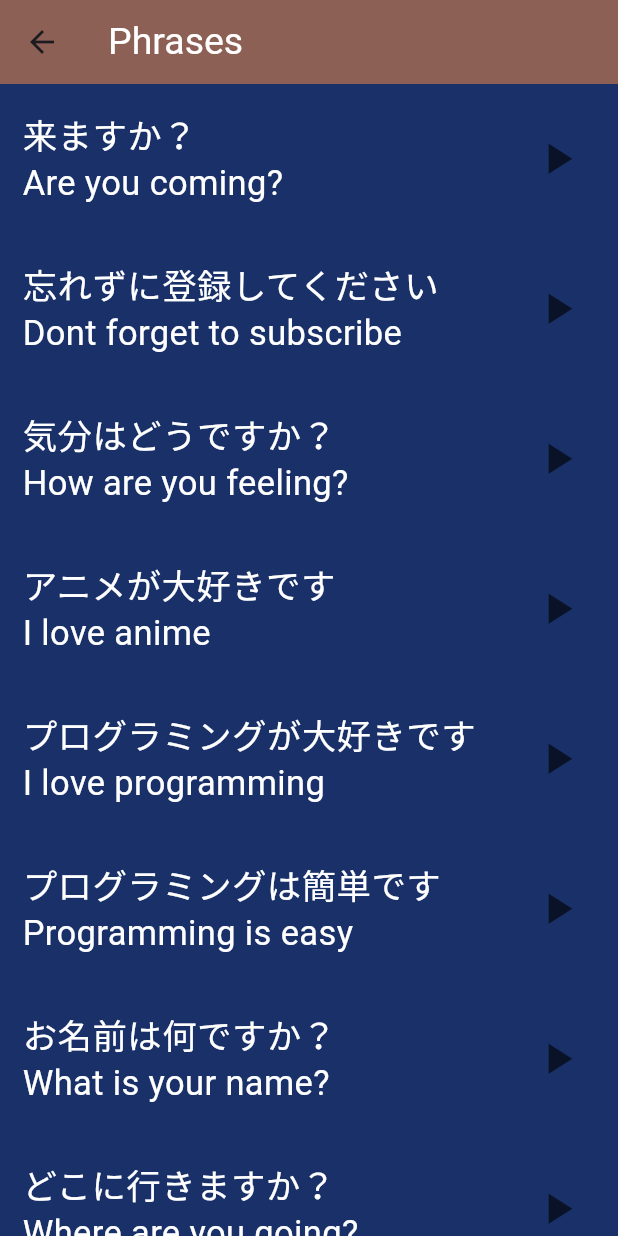
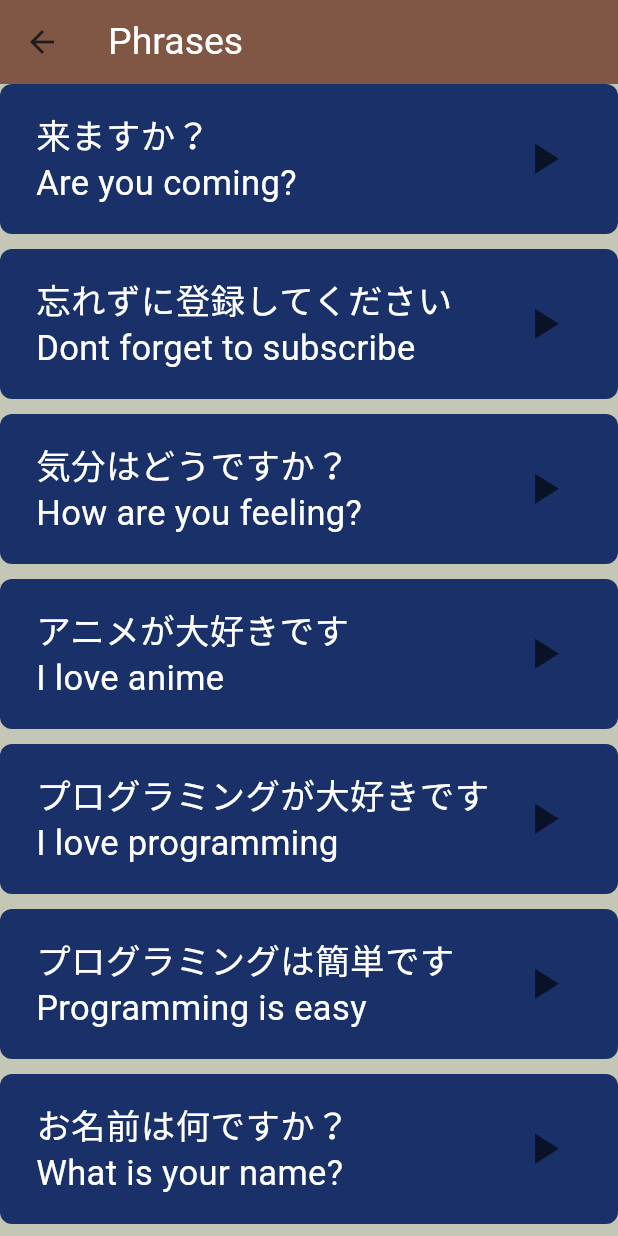
Before and after one commit to YoussefShawky0/one_voice_app, a Flutter app: the screen it shows after launch, after a tap on "Phrases", on a phone screen of 412 x 824 dp. Run offline on Flutter 3.47's test engine with Material 3 defaults, Android fonts, the phone set to English and light mode, and no system bars; our stand-ins replace audioplayers.

Commit message:
Enhance UI consistency by adding background color to multiple pages and improving styling in PhrasesItem component

```diff
--- a/lib/components/phrases_item.dart
+++ b/lib/components/phrases_item.dart
@@ -3,16 +3,20 @@ import 'package:one_voice_app/components/item_info.dart';
 import 'package:one_voice_app/models/item_model.dart';
 
 class PhrasesItem extends StatelessWidget {
-  const PhrasesItem({Key? key, required this.item, required this.color})
-    : super(key: key);
+  const PhrasesItem({super.key, required this.item, required this.color});
 
   final ItemModel item;
   final Color color;
   @override
   Widget build(BuildContext context) {
     return Container(
+      padding: const EdgeInsets.all(9),
+      margin: const EdgeInsets.only(bottom: 10),
+      decoration: BoxDecoration(
+        borderRadius: BorderRadius.circular(8),
+        color: color,
+      ),
       height: 100,
-      color: color,
       child: ItemInfo(item: item, color: color),
     );
   }
--- a/lib/screens/colors_page.dart
+++ b/lib/screens/colors_page.dart
@@ -59,6 +59,7 @@ class ColorsPage extends StatelessWidget {
   @override
   Widget build(BuildContext context) {
     return Scaffold(
+      backgroundColor: const Color.fromARGB(255, 196, 199, 181),
       appBar: AppBar(
         title: const Text(
           'Colors',
--- a/lib/screens/family_member_page.dart
+++ b/lib/screens/family_member_page.dart
@@ -59,6 +59,7 @@ class FamilyMemberPage extends StatelessWidget {
   @override
   Widget build(BuildContext context) {
     return Scaffold(
+      backgroundColor: const Color.fromARGB(255, 196, 199, 181),
       appBar: AppBar(
         title: const Text(
           'Family Members',
--- a/lib/screens/home_page.dart
+++ b/lib/screens/home_page.dart
@@ -11,7 +11,7 @@ class HomePage extends StatelessWidget {
   @override
   Widget build(BuildContext context) {
     return Scaffold(
-      backgroundColor: Color.fromARGB(255, 196, 199, 181),
+      backgroundColor: const Color.fromARGB(255, 196, 199, 181),
       appBar: AppBar(
         shape: const RoundedRectangleBorder(
           borderRadius: BorderRadius.only(
--- a/lib/screens/number_page.dart
+++ b/lib/screens/number_page.dart
@@ -65,6 +65,7 @@ class NumberPage extends StatelessWidget {
   @override
   Widget build(BuildContext context) {
     return Scaffold(
+      backgroundColor: const Color.fromARGB(255, 196, 199, 181),
       appBar: AppBar(
         title: const Text(
           'Numbers',
--- a/lib/screens/phrases_page.dart
+++ b/lib/screens/phrases_page.dart
@@ -56,6 +56,7 @@ class PhrasesPage extends StatelessWidget {
   @override
   Widget build(BuildContext context) {
     return Scaffold(
+      backgroundColor: const Color.fromARGB(255, 196, 199, 181),
       appBar: AppBar(
         title: const Text(
           'Phrases',
```
